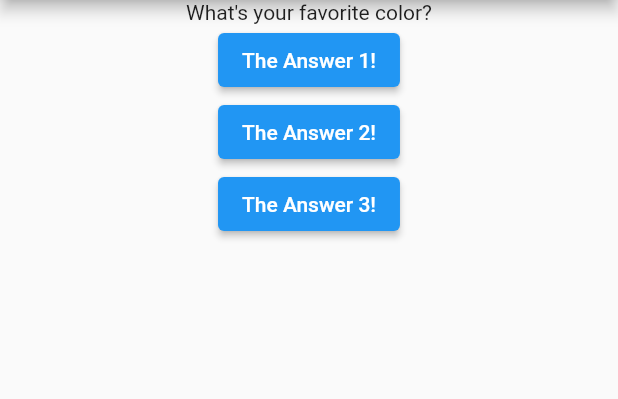
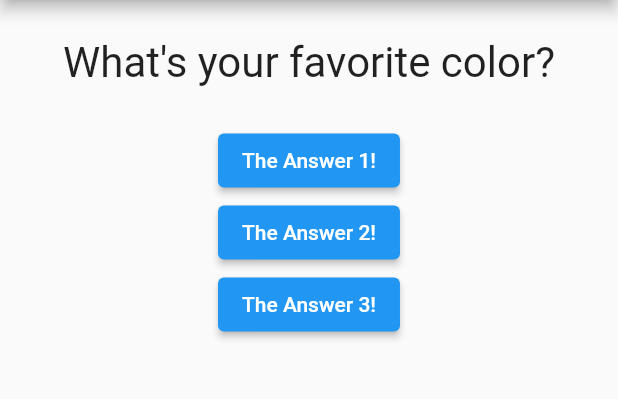
Before and after one commit to shahiutsav/quiz_app, a Flutter app: the screen it shows after launch, on a phone screen of 412 x 824 dp, the part 84-483 px from its top. Run offline on Flutter 3.47's test engine with Material 2 defaults, Android fonts, the phone set to English and light mode, and no system bars.

Commit message:
Style the question widget for better readability

```diff
--- a/lib/main.dart
+++ b/lib/main.dart
@@ -29,8 +29,7 @@ class _MyAppState extends State<MyApp> {
         appBar: AppBar(
           title: const Text('A Quiz App'),
         ),
-        body: Center(
-          child: Column(
+        body: Column(
           children: [
             Question(
               questions[_questionIndex],
@@ -50,7 +49,6 @@ class _MyAppState extends State<MyApp> {
           ],
         ),
       ),
-      ),
     );
   }
 }
--- a/lib/question.dart
+++ b/lib/question.dart
@@ -10,6 +10,16 @@ class Question extends StatelessWidget {
 
   @override
   Widget build(BuildContext context) {
-    return Text(questionText);
+    return Container(
+      width: double.infinity,
+      margin: const EdgeInsets.symmetric(
+        vertical: 25,
+      ),
+      child: Text(
+        questionText,
+        style: const TextStyle(fontSize: 28),
+        textAlign: TextAlign.center,
+      ),
+    );
   }
 }
```
Lines whose indentation alone changed are shown as unchanged.
